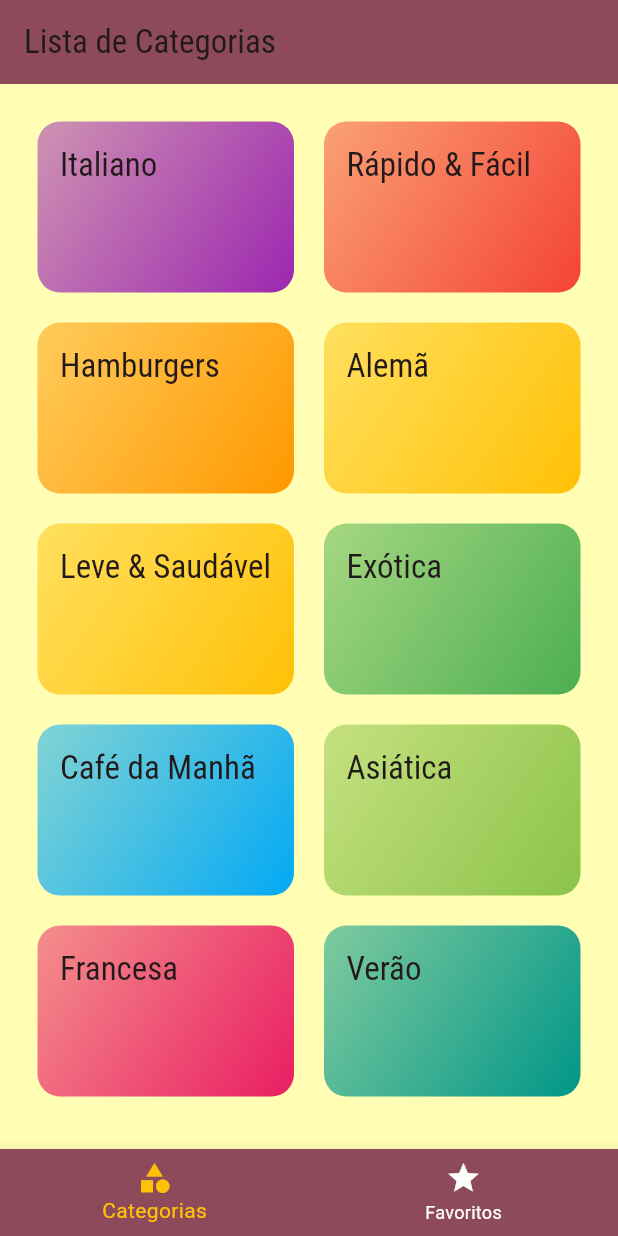
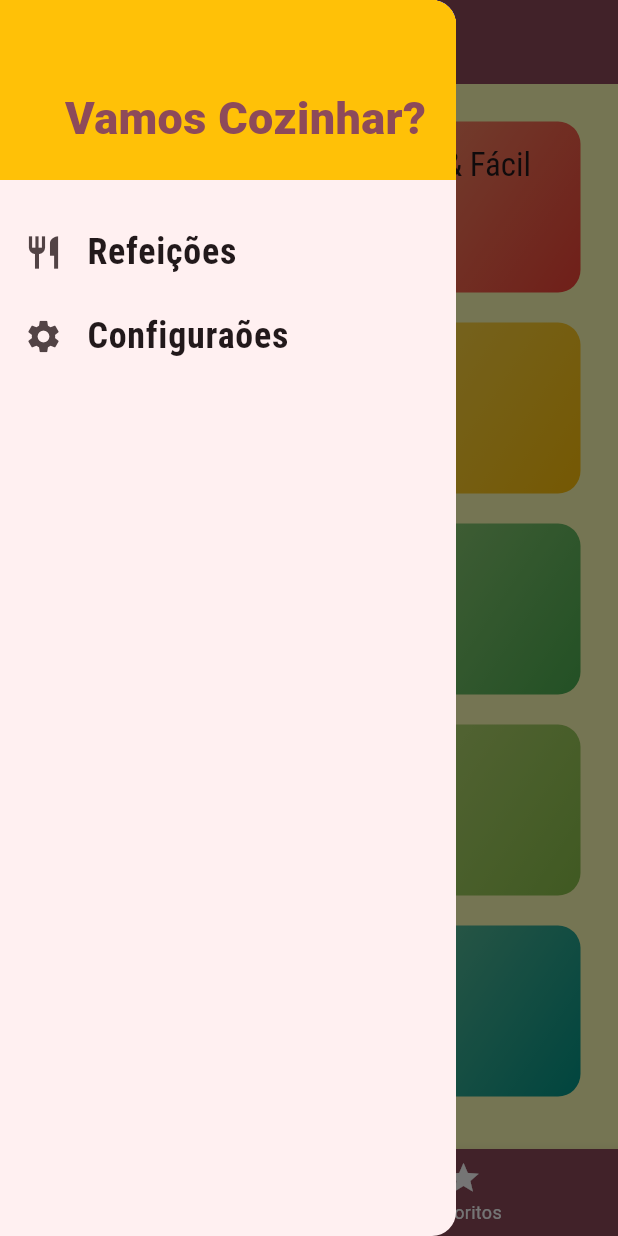
Before and after one commit to JJtankevans/Meals, a Flutter app: the screen it shows after launch, with the side drawer open (before the commit the screen has no drawer), on a phone screen of 412 x 824 dp. Run offline on Flutter 3.47's test engine with Material 3 defaults, Android fonts, the phone set to English and light mode, and no system bars.

Commit message:
chore:not-finished-i-have-to-go-home

```diff
--- /dev/null
+++ b/lib/components/main_drawer.dart
@@ -0,0 +1,48 @@
+import 'package:flutter/material.dart';
+
+class MainDrawer extends StatelessWidget {
+  const MainDrawer({super.key});
+
+  Widget _createItem(IconData icon, String label) {
+    return ListTile(
+      leading: Icon(icon, size: 26),
+      title: Text(
+        label,
+        style: const TextStyle(
+          fontFamily: "RobotoCondensed",
+          fontSize: 24,
+          fontWeight: FontWeight.bold,
+        ),
+      ),
+      onTap: () {},
+    );
+  }
+
+  @override
+  Widget build(BuildContext context) {
+    return Drawer(
+      child: Column(
+        children: [
+          Container(
+            height: 120,
+            width: double.infinity,
+            padding: const EdgeInsets.all(20),
+            color: Theme.of(context).colorScheme.secondary,
+            alignment: Alignment.bottomRight,
+            child: Text(
+              "Vamos Cozinhar?",
+              style: TextStyle(
+                fontWeight: FontWeight.w900,
+                fontSize: 30,
+                color: Theme.of(context).colorScheme.primary,
+              ),
+            ),
+          ),
+          SizedBox(height: 20),
+          _createItem(Icons.restaurant, "Refeições"),
+          _createItem(Icons.settings, "Configuraões"),
+        ],
+      ),
+    );
+  }
+}
--- a/lib/screens/tabs_screen.dart
+++ b/lib/screens/tabs_screen.dart
@@ -1,6 +1,7 @@
 import 'package:flutter/material.dart';
 import 'package:meals/screens/category_screen.dart';
 import 'package:meals/screens/favorite_screen.dart';
+import '../components/main_drawer.dart';
 
 class TabsScreen extends StatefulWidget {
   const TabsScreen({super.key});
@@ -29,6 +30,7 @@ class _TabsScreenState extends State<TabsScreen> {
         title: Text(_screens[_selectedScreenIndex]["title"] as String),
         backgroundColor: Theme.of(context).colorScheme.primary,
       ),
+      drawer: MainDrawer(),
       body: _screens[_selectedScreenIndex]["screen"] as Widget,
       bottomNavigationBar: BottomNavigationBar(
         onTap: _selectScreen,
```
